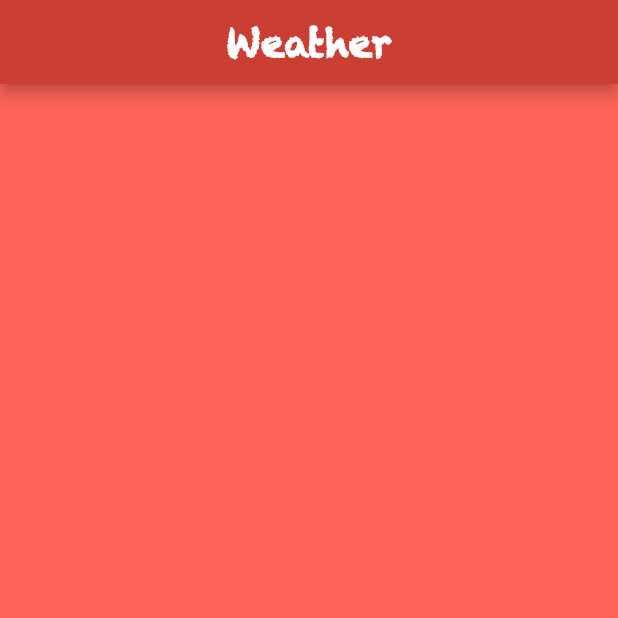
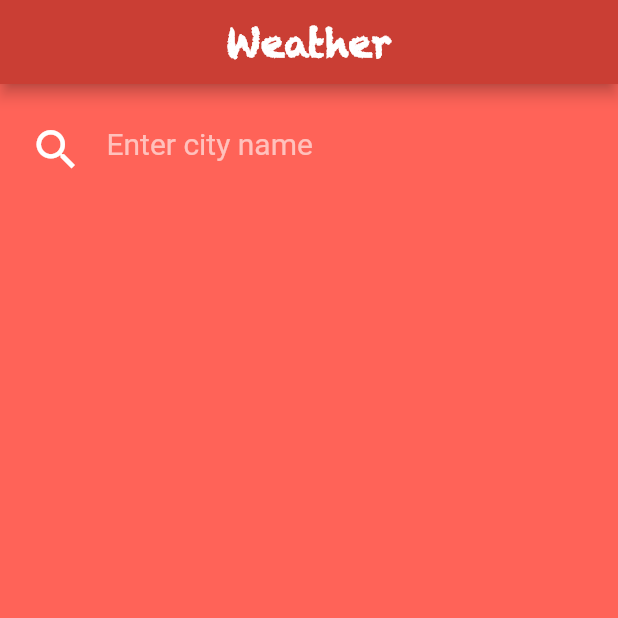
Before and after one commit to Polinaphlej02/weather_app, a Flutter app: the screen it shows after launch, on a phone screen of 412 x 824 dp, the top half of it. Run offline on Flutter 3.47's test engine with Material 2 defaults, Android fonts, the phone set to English and light mode, and no system bars.

Commit message:
Added Textfield for a city

```diff
--- a/weather/lib/main.dart
+++ b/weather/lib/main.dart
@@ -3,19 +3,60 @@ import 'package:flutter/material.dart';
 void main() => runApp(MyApp());
 
 class MyApp extends StatelessWidget {
-
   @override
   Widget build(BuildContext context) {
     return MaterialApp(
-        home: Scaffold(
-          backgroundColor: Color.fromARGB(255, 255, 99, 88),
-          appBar: AppBar(
-            backgroundColor: Color.fromARGB(255, 202, 62, 52),
-          title: const Text("Weather",
-          style: TextStyle(fontWeight: FontWeight.bold, fontFamily: 'Chalkduster Rus', fontSize: 25),),
+      home: Scaffold(
+        backgroundColor: Color.fromARGB(255, 255, 99, 88),
+        appBar: AppBar(
+          backgroundColor: Color.fromARGB(255, 202, 62, 52),
+          title: const Text(
+            "Weather",
+            style: TextStyle(
+                fontWeight: FontWeight.bold,
+                fontFamily: 'Chalkduster Rus',
+                fontSize: 25),
+          ),
           centerTitle: true,
-          ),
-          // body: _bodyBuilding(),),
+        ),
+        body: _bodyBuilding(),
+      ),
     );
   }
 }
+
+Column _bodyBuilding() {
+  return Column(
+    mainAxisAlignment: MainAxisAlignment.start,
+    mainAxisSize: MainAxisSize.min,
+    children: [
+      Padding(
+        padding: EdgeInsets.all(20),
+        child: _textFieldWidget(),
+      ),
+    ],
+  );
+}
+
+TextField _textFieldWidget() {
+  return const TextField(
+    style: TextStyle(fontSize: 20, color: Colors.white, height: 0.5),
+    cursorColor: Color.fromARGB(255, 139, 28, 20),
+    decoration: InputDecoration(
+      border: InputBorder.none,
+      icon: Icon(Icons.search, size: 35,),
+      iconColor: Colors.white,
+      hintText: "Enter city name",
+      hintStyle: const TextStyle(fontSize: 20, color: Colors.white60),
+    ),
+  );
+}
+
+Column _cityDetail() {
+  return Column(
+    children: [
+      Text("Minsk"),
+      Text("Saturday, August, 2023"),
+    ],
+  );
+}
```
